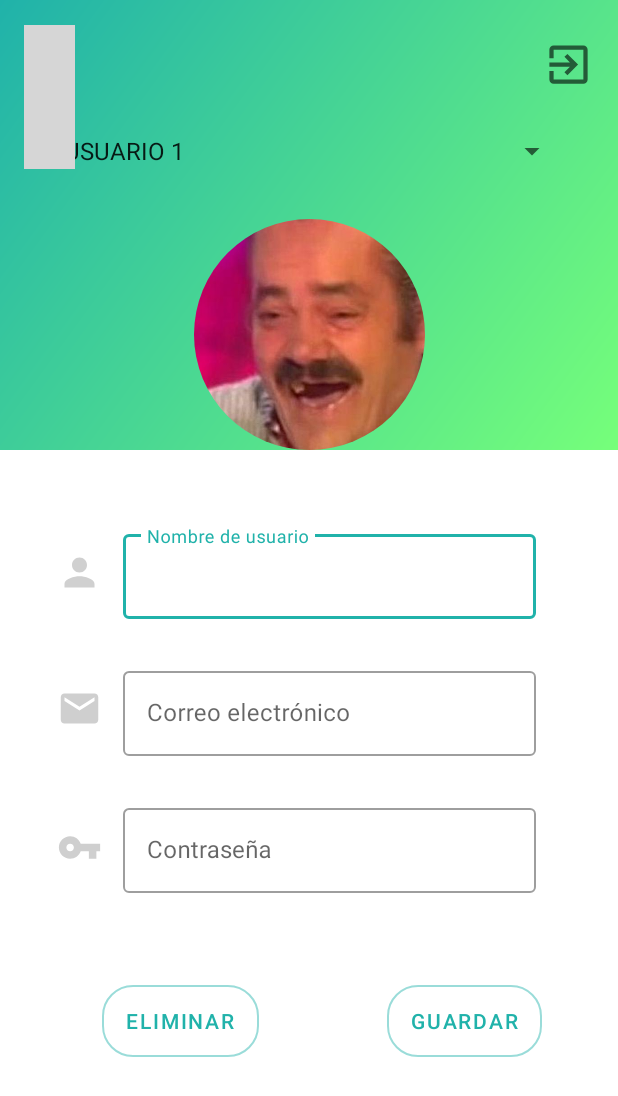
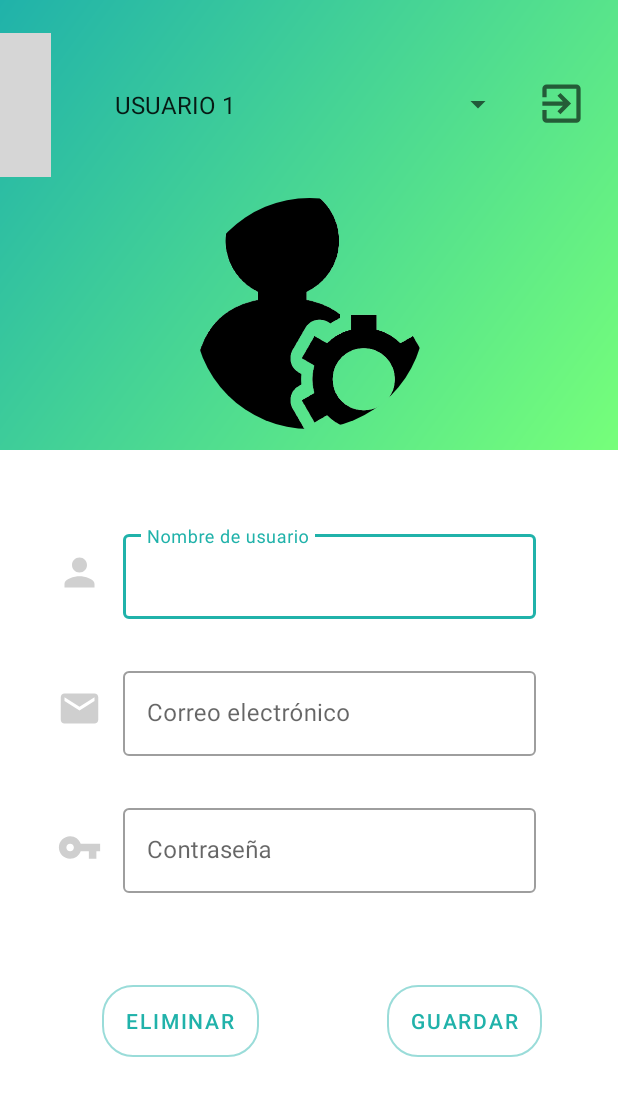
Before and after one commit to Mimenza/Reto01_JanEtaBizi, an Android app: the activity_7_01usuarios screen opened directly, with no data from a screen before it, on a phone screen of 412 x 824 dp. Shown: the top 1096 px of the screen. Run offline under Robolectric (Android 15) with nearby library versions, the phone set to English and light mode, and no system bars; our stand-ins replace CircleImageView; Roboto replaces fonts that are not available here; grey boxes are pictures that could not be loaded.

Commit message:
errores done y foto admin changed

```diff
--- a/app/src/main/res/layout/activity_7_01usuarios.xml
+++ b/app/src/main/res/layout/activity_7_01usuarios.xml
@@ -13,47 +13,43 @@
         android:background="@drawable/my_gradient_drawable"
         app:layout_constraintBottom_toBottomOf="parent"
         app:layout_constraintEnd_toEndOf="parent"
-        app:layout_constraintHorizontal_bias="1.0"
+        app:layout_constraintHorizontal_bias="0.0"
         app:layout_constraintStart_toStartOf="parent"
         app:layout_constraintTop_toTopOf="parent"
         app:layout_constraintVertical_bias="0.0" />
+
 
     <ImageView
         android:id="@+id/imgv7_01_logout"
         android:layout_width="34dp"
         android:layout_height="wrap_content"
-        app:layout_constraintBottom_toBottomOf="parent"
+        app:layout_constraintBottom_toBottomOf="@+id/spinner_usuarios"
         app:layout_constraintEnd_toEndOf="parent"
-        app:layout_constraintHorizontal_bias="0.957"
+        app:layout_constraintHorizontal_bias="0.946"
         app:layout_constraintStart_toStartOf="parent"
-        app:layout_constraintTop_toTopOf="parent"
-        app:layout_constraintVertical_bias="0.023"
+        app:layout_constraintTop_toTopOf="@+id/spinner_usuarios"
+        app:layout_constraintVertical_bias="0.0"
         app:srcCompat="@drawable/ic_logout" />
-
 
     <ImageView
         android:id="@+id/imgv7_01_atras"
         android:layout_width="34dp"
         android:layout_height="wrap_content"
-        app:layout_constraintBottom_toBottomOf="parent"
-        app:layout_constraintEnd_toEndOf="parent"
-        app:layout_constraintHorizontal_bias="0.042"
-        app:layout_constraintStart_toStartOf="parent"
-        app:layout_constraintTop_toTopOf="parent"
-        app:layout_constraintVertical_bias="0.023"
-        app:srcCompat="@drawable/ic_arrow_back" />
-
+        app:layout_constraintBottom_toBottomOf="@+id/spinner_usuarios"
+        app:layout_constraintTop_toTopOf="@+id/spinner_usuarios"
+        app:srcCompat="@drawable/ic_arrow_back"
+        tools:layout_editor_absoluteX="16dp" />
 
     <de.hdodenhof.circleimageview.CircleImageView
         android:id="@+id/imgv_7_01perfil"
         android:layout_width="155dp"
         android:layout_height="154dp"
-        android:src="@drawable/descarga"
+        android:src="@drawable/admin_icon"
         app:layout_constraintBottom_toBottomOf="parent"
         app:layout_constraintEnd_toEndOf="parent"
         app:layout_constraintStart_toStartOf="parent"
         app:layout_constraintTop_toTopOf="parent"
-        app:layout_constraintVertical_bias="0.218" />
+        app:layout_constraintVertical_bias="0.197" />
 
     <ImageView
         android:id="@+id/imageView"
@@ -185,21 +181,20 @@
         app:layout_constraintVertical_bias="0.846" />
 
 
-
     <Spinner
         android:id="@+id/spinner_usuarios"
-        android:layout_width="344dp"
-        android:layout_height="56dp"
+        android:layout_width="274dp"
+        android:layout_height="51dp"
         android:layout_marginStart="8dp"
         android:layout_marginTop="8dp"
         android:layout_marginEnd="8dp"
         android:layout_marginBottom="8dp"
         app:layout_constraintBottom_toBottomOf="parent"
         app:layout_constraintEnd_toEndOf="parent"
-        app:layout_constraintHorizontal_bias="0.511"
+        app:layout_constraintHorizontal_bias="0.495"
         app:layout_constraintStart_toStartOf="parent"
         app:layout_constraintTop_toTopOf="parent"
-        app:layout_constraintVertical_bias="0.086"
+        app:layout_constraintVertical_bias="0.048"
 
 
         tools:ignore="SpeakableTextPresentCheck" />
```
Also changed, not shown: app/src/main/res/layout/activity_4producto.xml (+20 -25 lines), app/src/main/res/layout/activity_7_02productos.xml (+17 -20 lines), app/src/main/res/drawable/descarga.jpg. Lines whose indentation alone changed are shown as unchanged.
